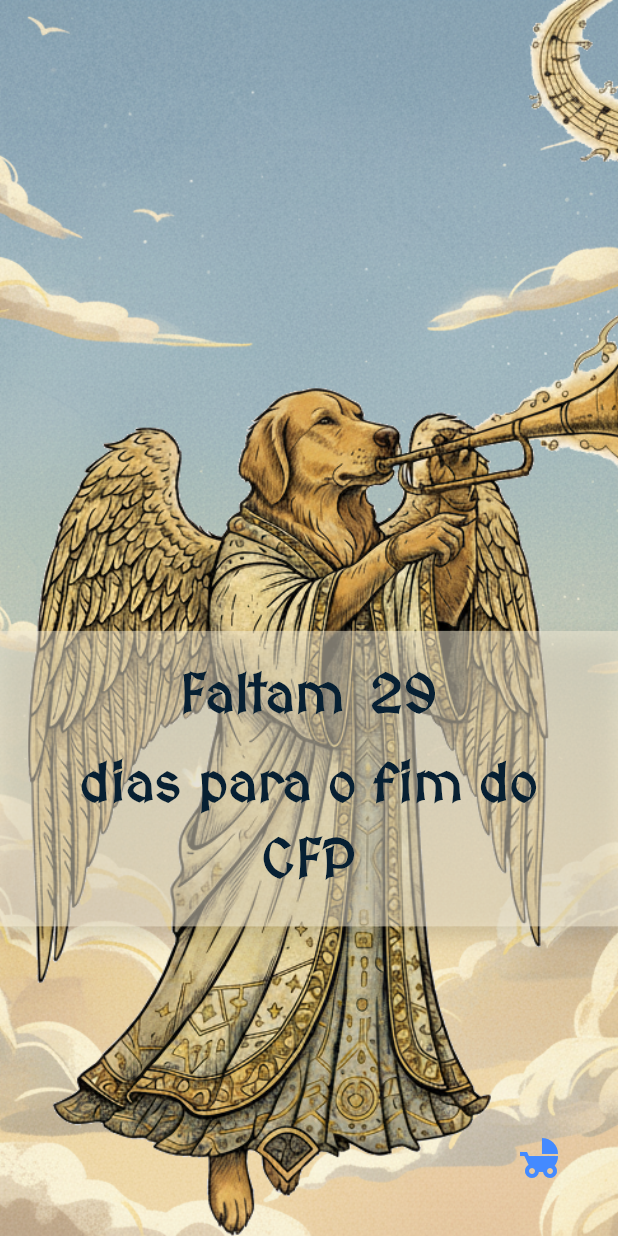
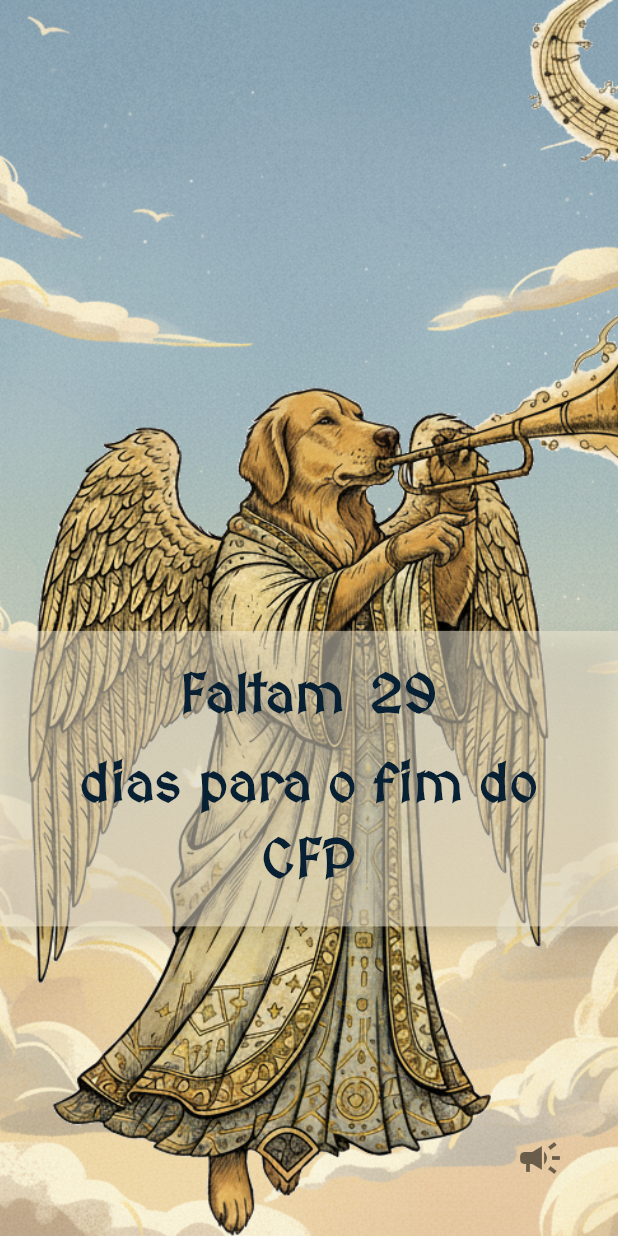
Before and after one commit to MarcosCompUff/cfp_timer, a Flutter app: the screen it shows after launch, on a phone screen of 412 x 824 dp. Run offline on Flutter 3.47's test engine with Material 3 defaults, Android fonts, the light colour scheme and no system bars.

Commit message:
botao buzina

```diff
--- a/lib/main.dart
+++ b/lib/main.dart
@@ -250,7 +250,7 @@ class _CountdownPageState extends State<CountdownPage> with SingleTickerProvider
               ),
             ),
 
-          // Botão com ícone de bebê no canto inferior direito
+          // Botão com ícone de buzina no canto inferior direito
           Positioned(
             right: 24,
             bottom: 24,
@@ -264,8 +264,7 @@ class _CountdownPageState extends State<CountdownPage> with SingleTickerProvider
               elevation: 0,
               splashColor: Colors.transparent,
               highlightElevation: 0,
-              child: const Icon(Icons.child_friendly, color: Colors.blueAccent, size: 32),
-              tooltip: _showBebe ? 'Ocultar bebê' : 'Mostrar bebê',
+              child: const Icon(Icons.campaign, color: Colors.black54, size: 32), // Ícone de buzina
             ),
           ),
         ],
```
